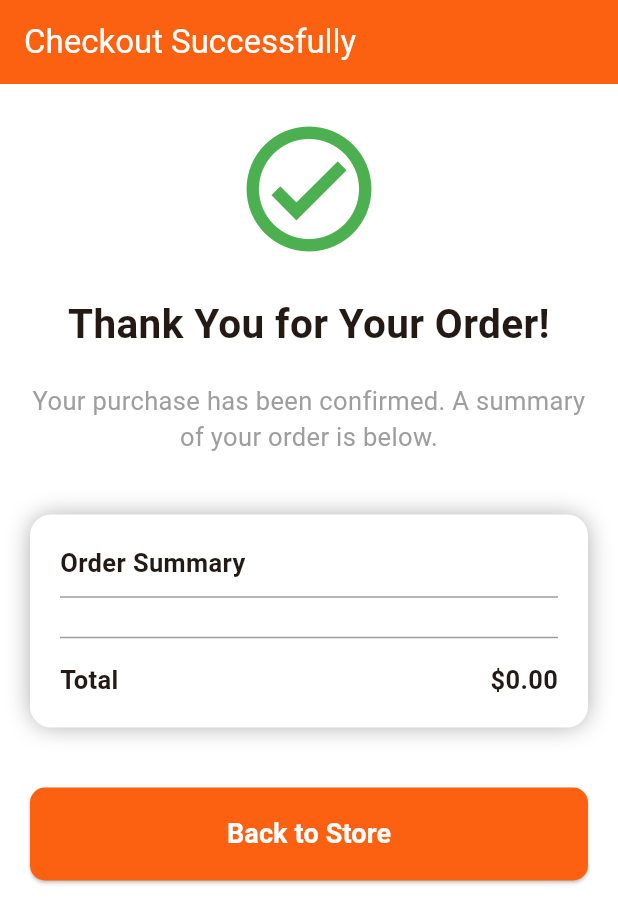
After one commit to L0opMaster/e_commerce_project_2, a Flutter app: the Checkout screen opened directly, on a phone screen of 412 x 824 dp. The commit adds this screen. Shown: the top 923 px of the screen. Run offline on Flutter 3.47's test engine with Material 3 defaults, Android fonts, the phone set to English and light mode, and no system bars; network calls fail.

Commit message:
last commit

```diff
--- /dev/null
+++ b/lib/app/cart/checkout.dart
@@ -0,0 +1,167 @@
+import 'package:flutter/material.dart';
+import 'package:flutter_ecommerce/app/home/home_view.dart';
+import 'package:flutter_ecommerce/app/main_tapview/main_tapbar.dart';
+import 'package:flutter_ecommerce/app/service/efetch/e_cartservice.dart';
+
+class Checkout extends StatefulWidget {
+  const Checkout({super.key});
+
+  @override
+  State<Checkout> createState() => _CheckhoutState();
+}
+
+class _CheckhoutState extends State<Checkout> {
+  final ECartservice cartservice = ECartservice();
+  @override
+  Widget build(BuildContext context) {
+    return Scaffold(
+      appBar: AppBar(
+        automaticallyImplyLeading: false,
+        title: Text('Checkout Successfully'),
+      ),
+      body: Padding(
+        padding: EdgeInsetsGeometry.symmetric(vertical: 20, horizontal: 20),
+        child: ListView(
+          children: [
+            _buildThankYouSection(),
+            _buildSumarySection(),
+            _backToHomeScreen(context),
+          ],
+        ),
+      ),
+    );
+  }
+
+  Widget _backToHomeScreen(context) {
+    return ElevatedButton(
+      onPressed: () {
+        // _cartService.clearCart(); // Clear the cart after checkout
+        Navigator.pushAndRemoveUntil(
+          context,
+          MaterialPageRoute(builder: (context) => MainTapbar()),
+          (Route<dynamic> route) => false,
+        );
+      },
+      child: const Padding(
+        padding: EdgeInsets.all(18.0),
+        child: Text('Back to Store', style: TextStyle(fontSize: 18)),
+      ),
+    );
+  }
+
+  Widget _buildSumarySection() {
+    final listitem = cartservice.cartNotifi.value;
+    double totalPrice = 0;
+    return Padding(
+      padding: EdgeInsetsGeometry.symmetric(vertical: 40),
+      child: Container(
+        decoration: BoxDecoration(
+          borderRadius: BorderRadius.circular(14),
+          color: Colors.white,
+          boxShadow: [
+            BoxShadow(
+              color: Colors.black.withOpacity(0.34),
+              offset: const Offset(0, 0),
+              blurRadius: 13,
+              spreadRadius: -1,
+            ),
+          ],
+        ),
+        child: Padding(
+          padding: const EdgeInsets.all(20.0),
+          child: Column(
+            crossAxisAlignment: CrossAxisAlignment.start,
+            children: [
+              const Text(
+                'Order Summary',
+                style: TextStyle(fontSize: 17, fontWeight: FontWeight.bold),
+              ),
+              const SizedBox(height: 10),
+              const Divider(thickness: 1, height: 2, color: Colors.grey),
+              const SizedBox(height: 15),
+              // List all cart products dynamically
+              ...listitem.map((p) {
+                final quantity = p.quantity;
+                final price = p.eproduct.price;
+                final itemtotalprice = quantity * price;
+                totalPrice += itemtotalprice;
+                return Padding(
+                  padding: const EdgeInsets.only(bottom: 10.0),
+                  child: Row(
+                    mainAxisAlignment: MainAxisAlignment.spaceBetween,
+                    children: [
+                      Expanded(
+                        child: Text(
+                          '${p.eproduct.name} (x$quantity)',
+                          style: TextStyle(
+                            fontSize: 16,
+                            color: Colors.grey[700],
+                            fontWeight: FontWeight.bold,
+                          ),
+                          overflow: TextOverflow.visible,
+                        ),
+                      ),
+                      Padding(
+                        padding: const EdgeInsets.only(left: 10.0),
+                        child: Text('\$${totalPrice.toStringAsFixed(2)}'),
+                      ),
+                    ],
+                  ),
+                );
+              }).toList(),
+
+              const SizedBox(height: 10),
+              const Divider(thickness: 1, height: 2, color: Colors.grey),
+              const SizedBox(height: 15),
+
+              // Total price
+              Row(
+                mainAxisAlignment: MainAxisAlignment.spaceBetween,
+                children: [
+                  const Text(
+                    'Total',
+                    style: TextStyle(fontSize: 17, fontWeight: FontWeight.bold),
+                  ),
+                  Text(
+                    '\$${totalPrice.toStringAsFixed(2)}',
+                    style: const TextStyle(
+                      fontSize: 17,
+                      fontWeight: FontWeight.bold,
+                    ),
+                  ),
+                ],
+              ),
+            ],
+          ),
+        ),
+      ),
+    );
+  }
+
+  Widget _buildThankYouSection() {
+    return Column(
+      mainAxisAlignment: MainAxisAlignment.center,
+      crossAxisAlignment: CrossAxisAlignment.stretch,
+      mainAxisSize: MainAxisSize.min,
+      children: const [
+        Icon(
+          Icons.check_circle_outline_outlined,
+          color: Colors.green,
+          size: 100,
+        ),
+        SizedBox(height: 20),
+        Text(
+          'Thank You for Your Order!',
+          textAlign: TextAlign.center,
+          style: TextStyle(fontSize: 27, fontWeight: FontWeight.bold),
+        ),
+        SizedBox(height: 20),
+        Text(
+          'Your purchase has been confirmed. A summary of your order is below.',
+          textAlign: TextAlign.center,
+          style: TextStyle(fontSize: 17, color: Colors.grey),
+        ),
+      ],
+    );
+  }
+}
--- a/lib/app/common_widgets/w_detial_product.dart
+++ b/lib/app/common_widgets/w_detial_product.dart
@@ -157,7 +157,7 @@ class _WDetialProductState extends State<WDetialProduct> {
                     children: [
                       IconButton(
                         onPressed: () {
-                          if (selectedQuantity < 1) {
+                          if (selectedQuantity > 1) {
                             setState(() {
                               selectedQuantity--;
                             });
--- a/lib/app/main_tapview/main_tapbar.dart
+++ b/lib/app/main_tapview/main_tapbar.dart
@@ -86,7 +86,7 @@ class _MainTapbarState extends State<MainTapbar> {
 
         // Initialize HomeView only once after data loaded
         if (selectPage == 0 && isSlectpage is! HomeView) {
-          isSlectpage = HomeView(allproduct: allProduct);
+          isSlectpage = HomeView(allproduct: allProduct, product: products,);
         }
 
         return Scaffold(
@@ -100,7 +100,7 @@ class _MainTapbarState extends State<MainTapbar> {
             child: FloatingActionButton(
               onPressed: () => _onTabSelected(
                 0,
-                pageWidget: HomeView(allproduct: allProduct),
+                pageWidget: HomeView(allproduct: allProduct, product: products,),
               ),
               shape: const CircleBorder(),
               highlightElevation: 0,
@@ -126,6 +126,7 @@ class _MainTapbarState extends State<MainTapbar> {
             padding: const EdgeInsets.only(top: 20, left: 25, right: 25),
             shape: const CircularNotchedRectangle(),
             color: colorScheme.primary,
+
             child: Row(
               mainAxisAlignment: MainAxisAlignment.spaceBetween,
               children: [
--- a/lib/app/menu/menu_view.dart
+++ b/lib/app/menu/menu_view.dart
@@ -161,7 +161,7 @@ class _MenuViewState extends State<MenuView> {
                                 );
                               },
                               imageUrl: image[index]["image"].toString(),
-                              // ✅ inside RoundMenuList, make text theme-aware
+                              //inside RoundMenuList, make text theme-aware
                             ),
                           );
                         },
--- a/lib/app/offer/offer.dart
+++ b/lib/app/offer/offer.dart
@@ -1,4 +1,5 @@
 import 'package:flutter/material.dart';
+import 'package:flutter_ecommerce/app/common_widgets/iconCartValue.dart';
 import 'package:flutter_ecommerce/app/common_widgets/search_anchor.dart';
 import 'package:flutter_ecommerce/app/model/ecomdata/eproduct.dart';
 import 'package:flutter_ecommerce/app/offer/card_product.dart';
@@ -48,7 +49,7 @@ class _OfferViewState extends State<OfferView> {
   @override
   Widget build(BuildContext context) {
     return Scaffold(
-      appBar: AppBar(title: const Text('Offer')),
+      appBar: AppBar(title: const Text('Offer'), actions: [Iconcartvalue()]),
       body: Column(
         children: [
           Padding(
--- a/lib/app/service/efetch/efetch.dart
+++ b/lib/app/service/efetch/efetch.dart
@@ -10,7 +10,7 @@ class Efetch {
   static final Efetch _instance = Efetch._internal();
   factory Efetch() => _instance;
 
-  static final String _baseUrl = 'https://62d306d483b4.ngrok-free.app';
+  static final String _baseUrl = 'https://d4d8e3cae4c0.ngrok-free.app';
   final List<String> _paths = [
     '/camera',
     '/phone',
```
Also changed, not shown: lib/app/cart/comfirm_checkout.dart (+7 -1 lines), lib/app/common_widgets/round_textfield_copy.dart (added, +70 -0 lines), lib/app/home/home_view.dart (+35 -2 lines), lib/app/more/more.dart (+2 -9 lines), lib/app/more/notification.dart (+16 -12 lines), lib/app/more/paymentdetail.dart (+13 -8 lines), 1 other file.
